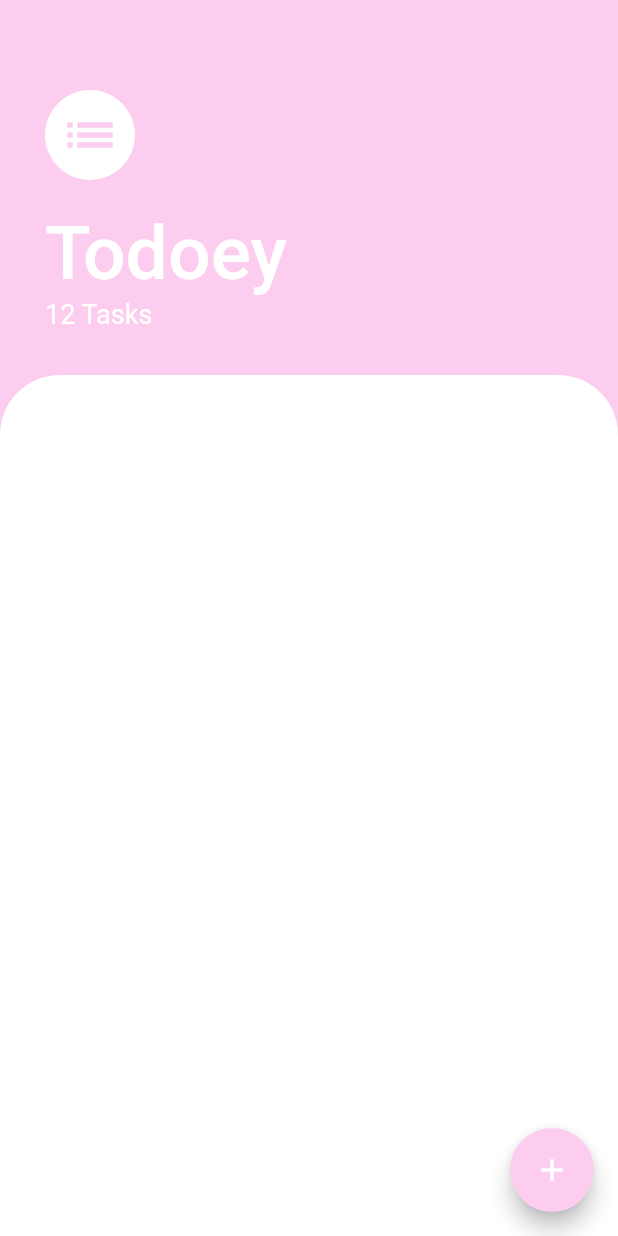
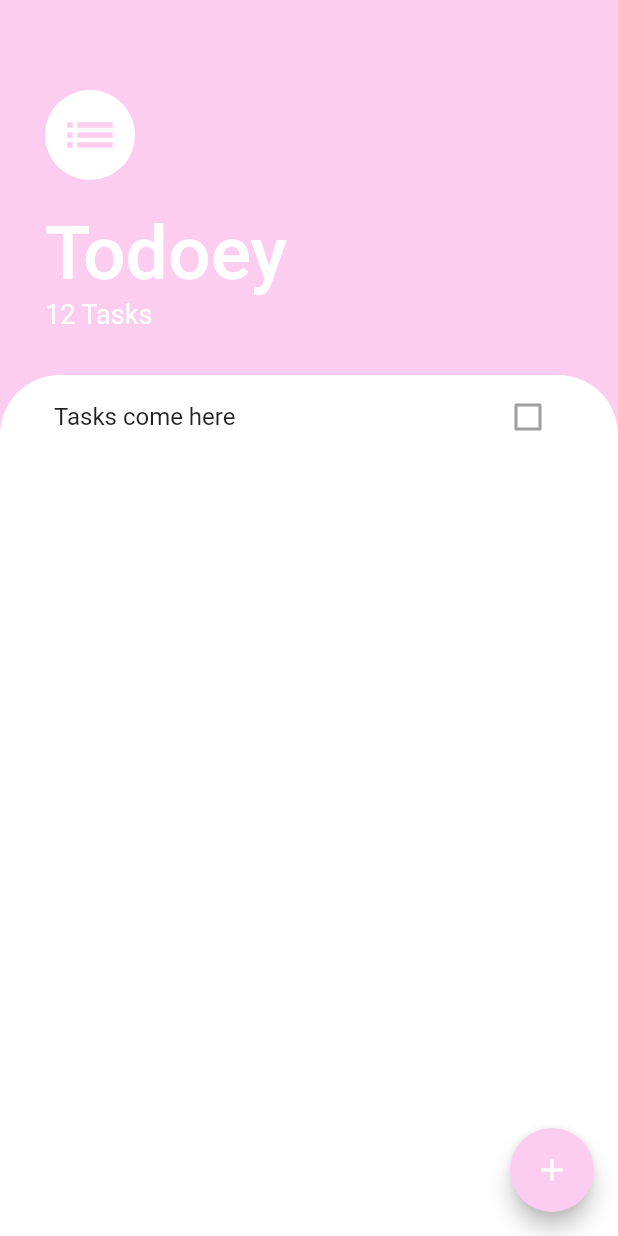
Before and after one commit to LucindaBotes/todo_list, a Flutter app: the screen it shows after launch, on a phone screen of 412 x 824 dp. Run offline on Flutter 3.47's test engine with Material 2 defaults, Android fonts, the phone set to English and light mode, and no system bars.

Commit message:
Add task tiles and structuring

```diff
--- a/lib/screens/tasks.dart
+++ b/lib/screens/tasks.dart
@@ -1,3 +1,4 @@
+import 'package:flutter/cupertino.dart';
 import 'package:flutter/material.dart';
 
 class TasksScreen extends StatelessWidget {
@@ -48,19 +49,45 @@ class TasksScreen extends StatelessWidget {
             ),
           ),
           Expanded(
-            child: Container(
-              child: ListView(),
-              height: 300.0,
-              decoration: BoxDecoration(
-                  color: Colors.white,
-                  borderRadius: BorderRadius.only(
-                    topLeft: Radius.circular(40.0),
-                    topRight: Radius.circular(40.0),
-                  )),
-            ),
+            child: TaskList(),
           )
         ],
       ),
     );
   }
 }
+
+class TaskList extends StatelessWidget {
+
+  @override
+  Widget build(BuildContext context) {
+    return Container(
+      padding: EdgeInsets.symmetric(horizontal: 20.0),
+      child: ListView(
+        children: <Widget>[
+          TaskTile()
+        ],
+      ),
+      height: 300.0,
+      decoration: BoxDecoration(
+          color: Colors.white,
+          borderRadius: BorderRadius.only(
+            topLeft: Radius.circular(40.0),
+            topRight: Radius.circular(40.0),
+          )),
+    );
+  }
+}
+
+class TaskTile extends StatelessWidget {
+
+  @override
+  Widget build(BuildContext context) {
+    return ListTile(
+      title: Text('Tasks come here'),
+      trailing: Checkbox(
+        value: false,
+      ),
+    );
+  }
+}
```
